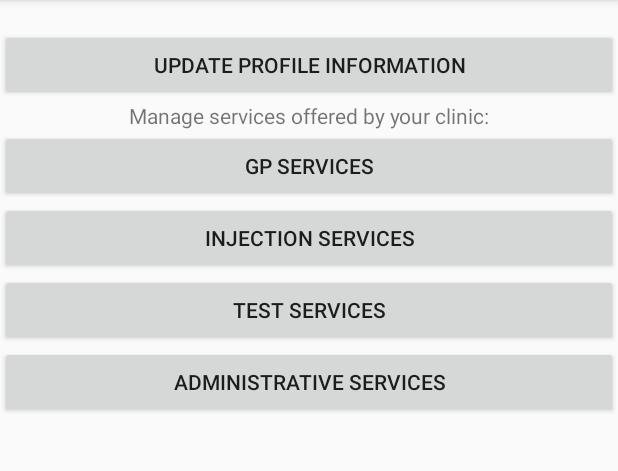
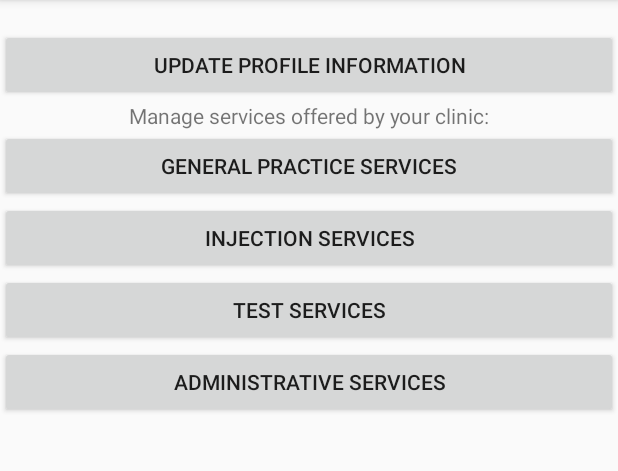
Before and after one commit to ckoya012/android-walkncare, an Android app: the EmployeeMainActivity screen opened directly, with no data from a screen before it, on a phone screen of 412 x 824 dp, the part 84-555 px from its top. Run offline under Robolectric (Android 15) with nearby library versions, the phone set to English and light mode, and no system bars; 1 statement that could not run was skipped.

Commit message:
Add temp fix for UI element not reflecting saved services

```diff
--- a/app/src/main/java/com/example/walkinclinic/account/Employee.java
+++ b/app/src/main/java/com/example/walkinclinic/account/Employee.java
@@ -9,11 +9,9 @@ public class Employee extends UserAccount {
     private String insuranceTypes;
     private String paymentTypes;
     private String phoneNumber;
-    private ArrayList<String> associatedServices;
 
     public Employee(String email, String password, String nameFirst, String nameLast, String id) {
         super(email, password, nameFirst, nameLast, id);
-        associatedServices = new ArrayList<String>();
     }
 
     public void setAddress(String x){
--- a/app/src/main/res/layout/activity_employee_main.xml
+++ b/app/src/main/res/layout/activity_employee_main.xml
@@ -35,7 +35,7 @@
             android:id="@+id/btnManageGPServices"
             android:layout_width="match_parent"
             android:layout_height="wrap_content"
-            android:text="GP Services" />
+            android:text="General Practice Services" />
 
         <Button
             android:id="@+id/btnManageInjectionServices"
```
Also changed, not shown: app/src/main/java/com/example/walkinclinic/EmployeeServiceManagementActivity.java (+10 -6 lines).
